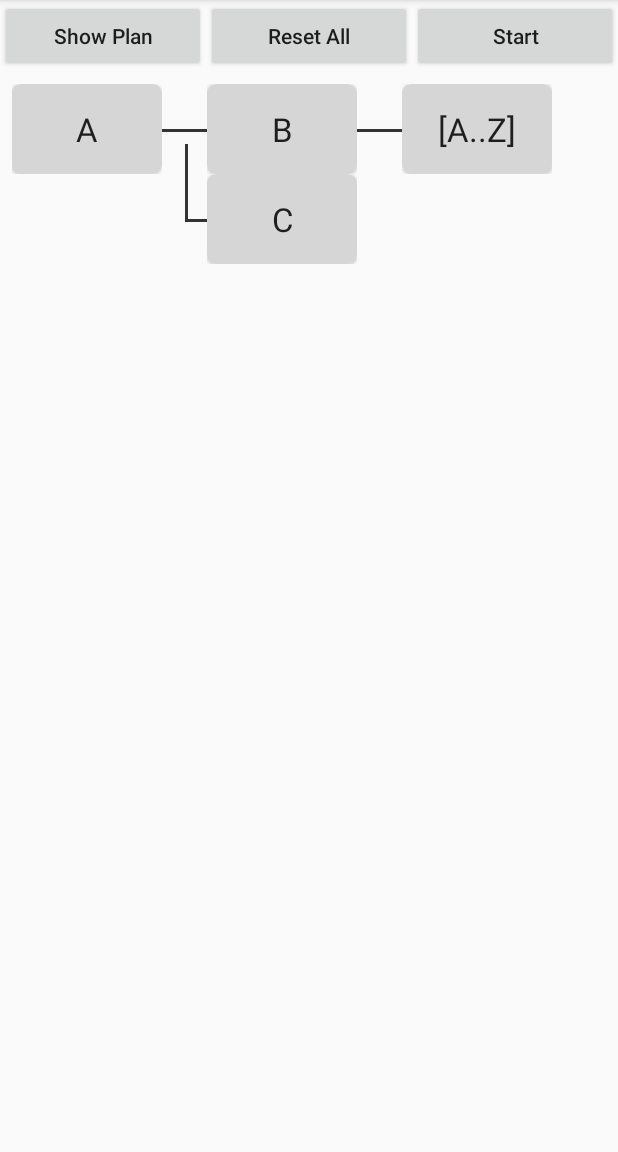
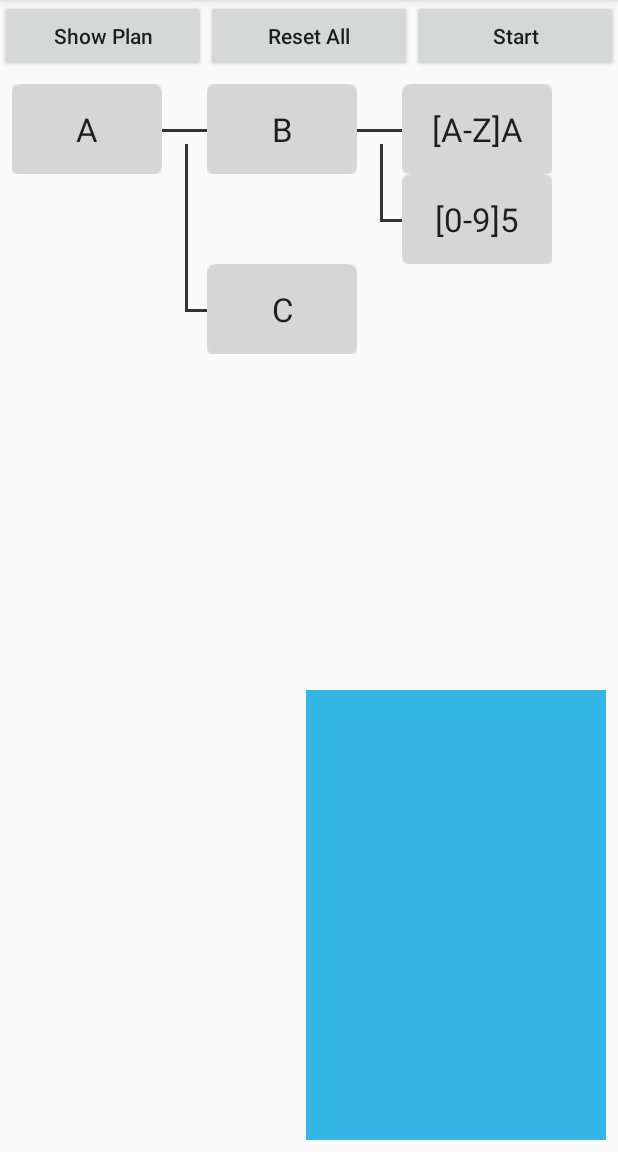
Before and after one commit to trav3ll3r/chainReaction, an Android app: the StopForUiChainActivity screen opened directly, with no data from a screen before it, after a tap on "Show Plan", on a phone screen of 412 x 824 dp, the part 84-1236 px from its top. Run offline under Robolectric (Android 15) with nearby library versions, the phone set to English and light mode, and no system bars; 1 statement that could not run was skipped.

Commit message:
[demo] Chain pauses for UI interaction

```diff
--- a/app/src/main/java/au/com/beba/chainReaction/MainActivity.kt
+++ b/app/src/main/java/au/com/beba/chainReaction/MainActivity.kt
@@ -15,7 +15,7 @@ class MainActivity : AppCompatActivity() {
         find<Button>(R.id.btn_static_mixed).setOnClickListener { staticMixed() }
         find<Button>(R.id.btn_add_serial).setOnClickListener { addSerial() }
         find<Button>(R.id.btn_multi_parallel).setOnClickListener { multiParallel() }
-        find<Button>(R.id.btn_request_letter).setOnClickListener { requestLetter() }
+        find<Button>(R.id.btn_request_values).setOnClickListener { stopForRequestValues() }
     }
 
     private fun staticMixed() {
@@ -33,7 +33,7 @@ class MainActivity : AppCompatActivity() {
         startActivity(intent)
     }
 
-    private fun requestLetter() {
+    private fun stopForRequestValues() {
         val intent = Intent(this, StopForUiChainActivity::class.java)
         startActivity(intent)
     }
--- a/app/src/main/java/au/com/beba/chainReaction/StopForUiChainActivity.kt
+++ b/app/src/main/java/au/com/beba/chainReaction/StopForUiChainActivity.kt
@@ -1,9 +1,6 @@
 package au.com.beba.chainReaction
 
-import au.com.beba.chainReaction.testData.AChain
-import au.com.beba.chainReaction.testData.AnyLetterChain
-import au.com.beba.chainReaction.testData.BChain
-import au.com.beba.chainReaction.testData.CChain
+import au.com.beba.chainReaction.testData.*
 import au.com.beba.chainreaction.chain.Chain
 import au.com.beba.chainreaction.chain.ExecutionStrategy
 
@@ -11,16 +8,20 @@ class StopForUiChainActivity : BaseVisualChainActivity() {
 
     override val tag: String = StopForUiChainActivity::class.java.simpleName
 
+    override fun onStart() {
+        super.onStart()
+        showAppUi()
+    }
+
     override fun buildChain(): Chain {
         val serialReactor = ReactorWithBroadcastIml(this, ExecutionStrategy.SERIAL)
 
         val a = AChain(serialReactor)
         val b = BChain(serialReactor)
 
-
         return a
                 .addToChain(
-                        b.addToChain(AnyLetterChain(serialReactor)),
+                        b.addToChain(AnyLetterChain(serialReactor), AnyNumberChain(serialReactor)),
                         CChain(serialReactor)
                 )
     }
--- a/app/src/main/java/au/com/beba/chainReaction/feature/ChainView.kt
+++ b/app/src/main/java/au/com/beba/chainReaction/feature/ChainView.kt
@@ -26,7 +26,6 @@ class ChainView : BaseView {
     private lateinit var startContentGuideline: Guideline
     private lateinit var endContentGuideline: Guideline
 
-    private lateinit var chainDuration: TextView
     private lateinit var chainName: TextView
     private lateinit var cardView: View
     private lateinit var innerContent: ConstraintLayout
@@ -51,7 +50,6 @@ class ChainView : BaseView {
         startContentGuideline = find(R.id.start_content)
         endContentGuideline = find(R.id.end_content)
 
-        this.chainDuration = find(R.id.execution_duration)
         this.chainName = find(R.id.chain_name)
         this.chainProgress = find(R.id.chain_progress)
         this.cardView = find(R.id.card_view)
@@ -62,7 +60,6 @@ class ChainView : BaseView {
     fun update(chain: AbcChain) {
         //Log.d(tag, "Update for [%s] with status [%s]".format(chain::class.java.simpleName, chain.getChainStatus()))
         this.chainName.text = chain.chainId
-        this.chainDuration.text = chain.getSleepTime().toString()
 
         chainProgress.backgroundColor = resources.getColor(
                 when (chain.getChainStatus()) {
--- a/app/src/main/java/au/com/beba/chainReaction/testData/RequestChainsRepo.kt
+++ b/app/src/main/java/au/com/beba/chainReaction/testData/RequestChainsRepo.kt
@@ -1,24 +1,71 @@
 package au.com.beba.chainReaction.testData
 
+import au.com.beba.chainreaction.chain.ChainCallback
+import au.com.beba.chainreaction.chain.ChainTask
 import au.com.beba.chainreaction.chain.Reactor
-import au.com.beba.chainreaction.reactor.PassThroughReactor
+import au.com.beba.chainreaction.logger.ConsoleLogger
 
-abstract class LetterRequestChain(override val reactor: Reactor)
+enum class ChainRequestType {
+    LETTER,
+    NUMBER
+}
+
+class AnyLetterChain(override val reactor: Reactor)
     : AbcChain(reactor) {
 
+    @Suppress("PropertyName")
+    override val TAG: String = AnyLetterChain::class.java.simpleName
+    override var taskResult = "[A-Z]A"
+
     override fun preMainTask() {
-        requestExternalValue("LETTER")
+        resetRequests()
+        requestExternalValue(ChainRequestType.LETTER)
         super.preMainTask()
     }
 
-    override fun postMainTask() {
-        taskResult = requestExternalValue("LETTER") as String
-        super.postMainTask()
+    override fun getChainTask(): ChainTask {
+        return object : ChainTask {
+            override fun run(callback: ChainTask.ChainTaskCallback) {
+                taskResult = requestExternalValue(ChainRequestType.LETTER)
+                if (taskResult.equals("A", true)) {
+                    status = ChainCallback.Status.SUCCESS
+                } else {
+                    status = ChainCallback.Status.ERROR
+                }
+
+                ConsoleLogger.log(TAG, "Running task with status=[%s] and result=[%s]".format(status, taskResult))
+                Thread.sleep(getSleepTime())
+                callback.onResult(this, status, taskResult)
+            }
+        }
     }
 }
 
-class AnyLetterChain(override val reactor: Reactor = PassThroughReactor()) : LetterRequestChain(reactor) {
+class AnyNumberChain(override val reactor: Reactor) : AbcChain(reactor) {
     @Suppress("PropertyName")
-    override val TAG: String = AnyLetterChain::class.java.simpleName
-    override var taskResult = "[A..Z]"
+    override val TAG: String = AnyNumberChain::class.java.simpleName
+    override var taskResult = "[0-9]5"
+
+    override fun preMainTask() {
+        resetRequests()
+        requestExternalValue(ChainRequestType.NUMBER)
+        super.preMainTask()
+    }
+
+    override fun getChainTask(): ChainTask {
+        return object : ChainTask {
+            override fun run(callback: ChainTask.ChainTaskCallback) {
+                taskResult = requestExternalValue(ChainRequestType.NUMBER)
+                if (taskResult.equals("5", true)) {
+                    status = ChainCallback.Status.SUCCESS
+                } else {
+                    status = ChainCallback.Status.ERROR
+                }
+
+                ConsoleLogger.log(TAG, "Running task with status=[%s] and result=[%s]".format(status, taskResult))
+                Thread.sleep(getSleepTime())
+                callback.onResult(this, status, taskResult)
+            }
+        }
+    }
 }
--- a/app/src/main/java/au/com/beba/chainReaction/testData/SimpleChainsRepo.kt
+++ b/app/src/main/java/au/com/beba/chainReaction/testData/SimpleChainsRepo.kt
@@ -11,7 +11,7 @@ import au.com.beba.chainreaction.reactor.PassThroughReactor
 
 abstract class AbcChain(override val reactor: Reactor)
     : ChainWithRequest(reactor) {
-    protected open val status = ChainCallback.Status.SUCCESS
+    protected open var status = ChainCallback.Status.SUCCESS
     protected open var taskResult = "?"
     var defaultSleep: Long = 1000
     var sleepMultiplier: Long = 1
--- a/app/src/main/res/layout/activity_main.xml
+++ b/app/src/main/res/layout/activity_main.xml
@@ -32,10 +32,10 @@
             />
 
         <Button
-            android:id="@+id/btn_request_letter"
+            android:id="@+id/btn_request_values"
             android:layout_width="match_parent"
             android:layout_height="wrap_content"
-            android:text="Request Letter"
+            android:text="Request Values"
             />
 
     </LinearLayout>
--- a/app/src/main/res/layout/activity_visualise_chain.xml
+++ b/app/src/main/res/layout/activity_visualise_chain.xml
@@ -77,6 +77,7 @@
         app:layout_constraintBottom_toBottomOf="parent"
         android:visibility="gone"
         tools:visibility="visible"
+        android:background="@android:color/holo_blue_light"
         />
 
     <!-- INSPECT PANEL -->
--- a/app/src/main/res/layout/chain_view.xml
+++ b/app/src/main/res/layout/chain_view.xml
@@ -45,6 +45,30 @@
             android:padding="0dp"
             >
 
+            <LinearLayout
+                android:id="@+id/chain_steps"
+                android:layout_width="0dp"
+                android:layout_height="30dp"
+                android:orientation="horizontal"
+                android:background="@color/status_not_started"
+                app:layout_constraintBottom_toBottomOf="parent"
+                app:layout_constraintLeft_toLeftOf="parent"
+                app:layout_constraintRight_toRightOf="parent"
+                android:visibility="gone"
+                >
+                <View
+                    android:layout_width="0dp"
+                    android:layout_height="match_parent"
+                    android:layout_weight="1"
+                    />
+                <View
+                    android:layout_width="0dp"
+                    android:layout_height="match_parent"
+                    android:layout_weight="1"
+                    />
+
+            </LinearLayout>
+
             <View
                 android:id="@+id/chain_progress"
                 android:layout_width="0dp"
@@ -69,19 +93,6 @@
                 android:textColor="@color/chainText"
                 tools:text="AChain"
                 />
-            <TextView
-                android:id="@+id/execution_duration"
-                android:layout_width="wrap_content"
-                android:layout_height="wrap_content"
-                app:layout_constraintBottom_toBottomOf="parent"
-                app:layout_constraintRight_toRightOf="parent"
-                android:textSize="@dimen/duration_size"
-                android:textColor="@color/chainText"
-                android:padding="@dimen/chain_view_padding"
-                tools:text="500"
-                android:visibility="gone"
-                tools:visibility="visible"
-                />
         </android.support.constraint.ConstraintLayout>
     </android.support.v7.widget.CardView>
 
```
Also changed, not shown: app/src/main/java/au/com/beba/chainReaction/BaseVisualChainActivity.kt (+15 -3 lines), app/src/main/java/au/com/beba/chainReaction/ChainWithRequest.kt (+11 -6 lines), app/src/main/java/au/com/beba/chainReaction/feature/mockAppView/SelectNumberFragment.kt (added, +68 -0 lines), app/src/main/res/layout/fragment_select_number.xml (added, +55 -0 lines).
